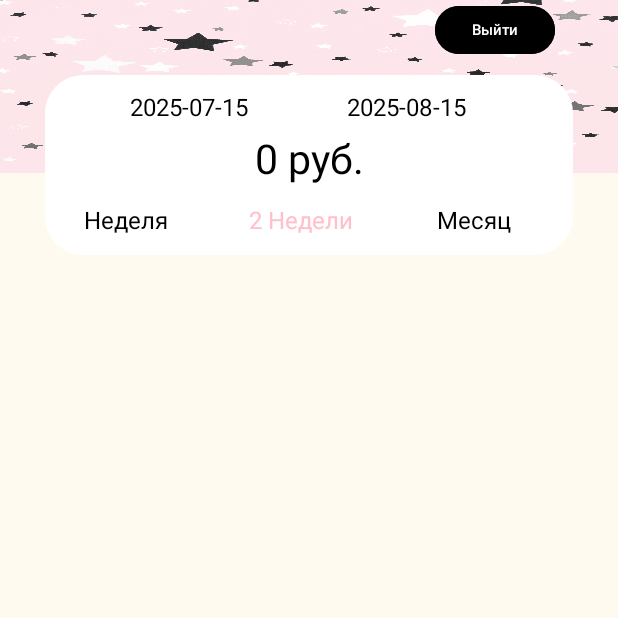
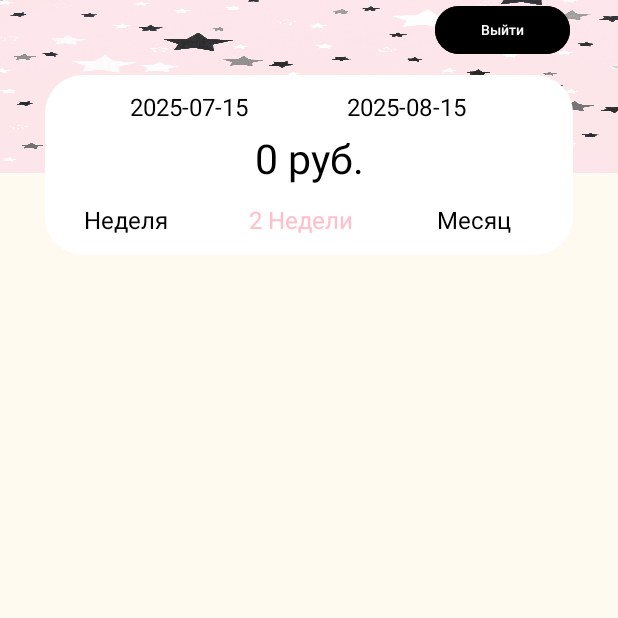
Before and after one commit to Maikl730/ZarplataTrenera, an Android app: the ItemsActivity screen opened directly, with no data from a screen before it, on a phone screen of 412 x 824 dp, the top half of it. Run offline under Robolectric (Android 15) with nearby library versions, the phone set to English and light mode, and no system bars; Roboto replaces fonts that are not available here.

```diff
--- a/app/src/main/res/layout/activity_items.xml
+++ b/app/src/main/res/layout/activity_items.xml
@@ -23,13 +23,13 @@
         </RelativeLayout>
 
         <Button
-            android:layout_width="80dp"
+            android:layout_width="90dp"
             android:layout_height="40dp"
             android:layout_marginLeft="290dp"
             android:backgroundTint="@color/black"
             android:onClick="exitFromUser"
             android:text="Выйти"
-            android:textSize="10dp" />
+            android:textSize="9dp" />
 
         <RelativeLayout
             android:layout_width="380dp"
```
